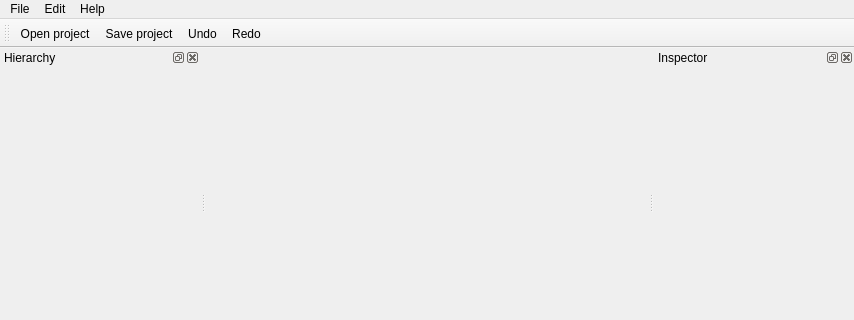
Old version of the form DockTest/mainwindow.ui in the repository 0000duck/Qt-Engine; both pictures show x 0 to 854 and y 0 to 320 of the 854 by 533 pixel window.
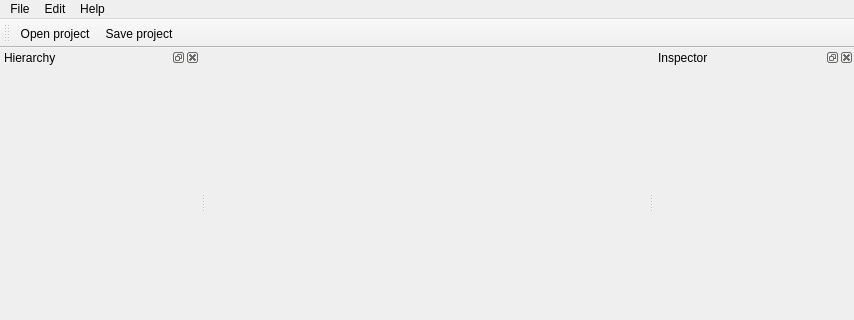
New version of the form. Icons and pictures are not drawn. Custom widgets are drawn as their Qt base class.

What changed in the file:
```diff
--- a/DockTest/mainwindow.ui
+++ b/DockTest/mainwindow.ui
@@ -133,8 +133,6 @@
    </attribute>
    <addaction name="actionOpenProject"/>
    <addaction name="actionSaveProject"/>
-   <addaction name="actionUndo"/>
-   <addaction name="actionRedo"/>
   </widget>
   <action name="actionOpenProject">
    <property name="icon">
```
Left out of the diff: 3 changed lines with no effect on the pictures.
